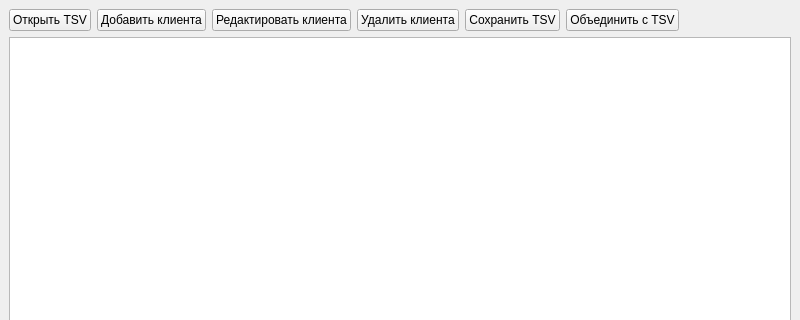
Above: mainwindow.ui from freawed/coursework-database before the change; both pictures show x 0 to 800 and y 0 to 320 of the 800 by 600 pixel window. Below: the same form after it.
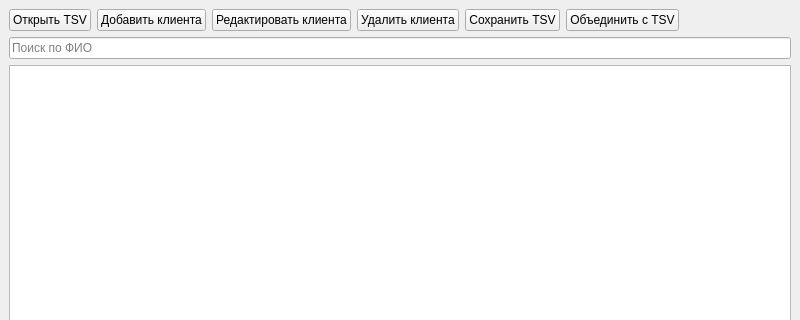
That is the form after the change.

Commit message: Добавлен поиск клиентов по ФИО в Qt

What changed in the file:
```diff
--- a/mainwindow.ui
+++ b/mainwindow.ui
@@ -74,6 +74,16 @@
       </item>
      </layout>
     </item>
+    <item>
+     <widget class="QLineEdit" name="searchEdit">
+      <property name="placeholderText">
+       <string>Поиск по ФИО</string>
+      </property>
+      <property name="clearButtonEnabled">
+       <bool>true</bool>
+      </property>
+     </widget>
+    </item>
     <item>
      <widget class="QTableWidget" name="clientsTable"/>
     </item>
```
The commit also changes 2 other files.
